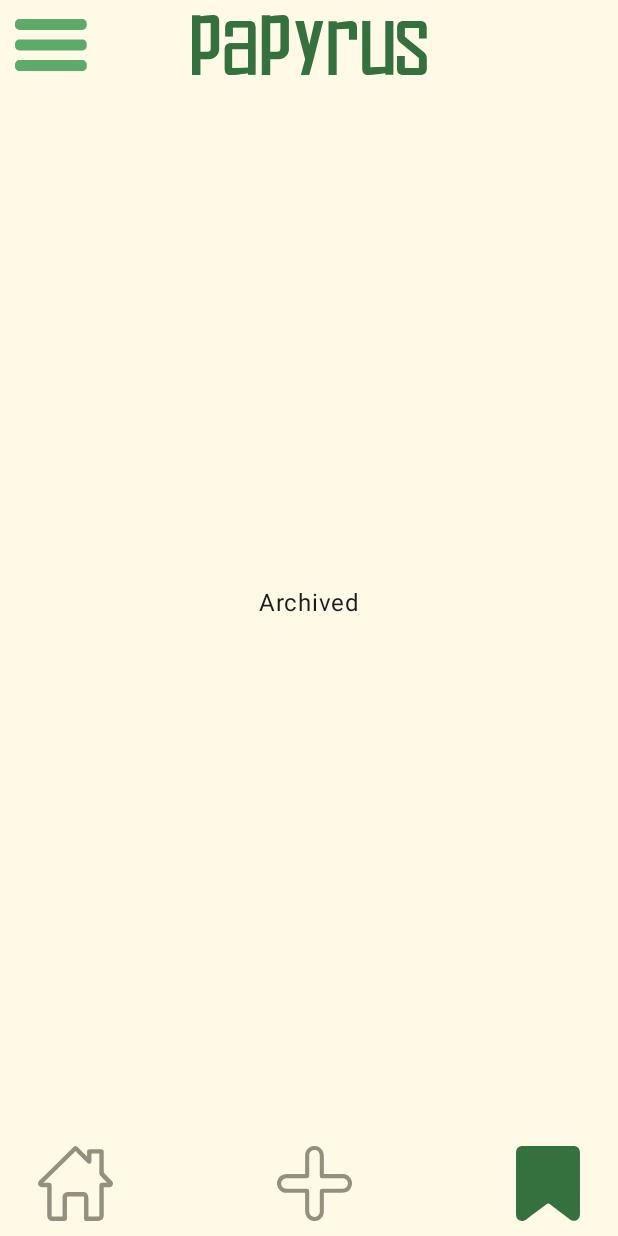
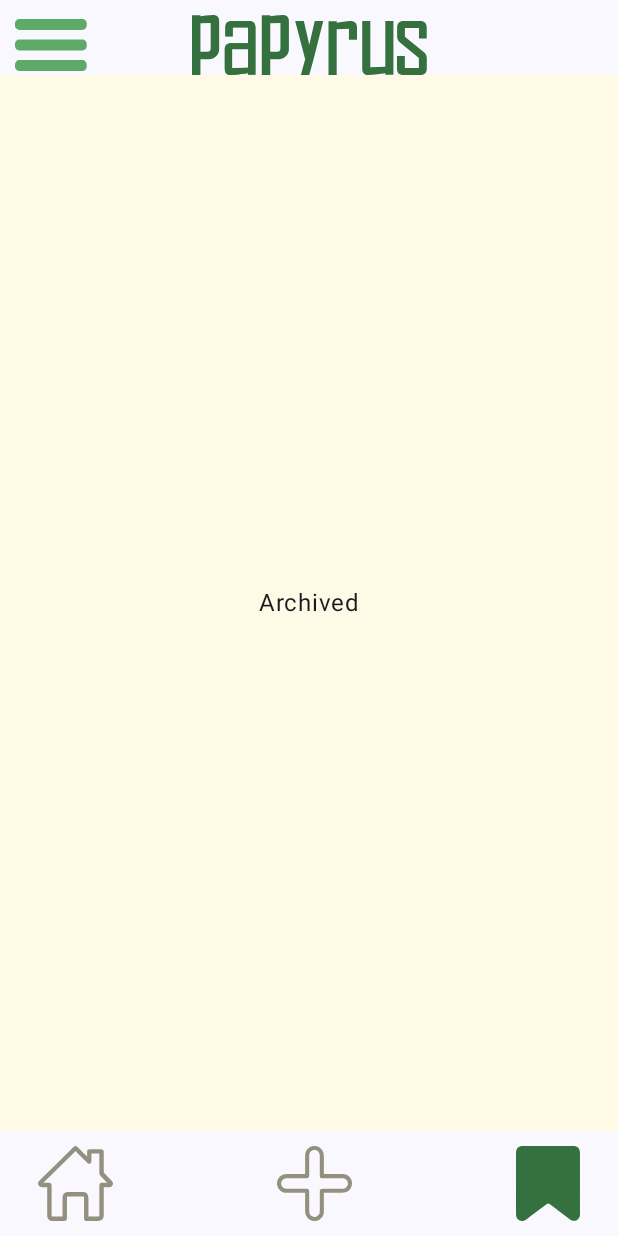
Before and after one commit to YEOGIL/Papyrus, an Android app built with Jetpack Compose: the ArchivedLetterScreen screen opened through its navigation route, on a phone screen of 412 x 824 dp. Run offline under Robolectric (Android 15) with nearby library versions, the phone set to English and light mode, and no system bars.

Commit message:
각 Screen마다 적용된 AppBar를 MainActivity에서 한 번에 적용

```diff
--- a/app/src/main/java/com/intel/papyrusbaby/MainActivity.kt
+++ b/app/src/main/java/com/intel/papyrusbaby/MainActivity.kt
@@ -3,10 +3,8 @@ package com.intel.papyrusbaby
 import android.os.Bundle
 import androidx.activity.ComponentActivity
 import androidx.activity.compose.setContent
-import androidx.compose.animation.EnterTransition
-import androidx.compose.animation.ExitTransition
-import androidx.compose.runtime.Composable
-import androidx.compose.ui.tooling.preview.Preview
+import androidx.compose.foundation.layout.padding
+import androidx.compose.ui.Modifier
 import androidx.navigation.compose.NavHost
 import androidx.navigation.compose.composable
 import androidx.navigation.compose.rememberNavController
@@ -21,15 +19,17 @@ class MainActivity : ComponentActivity() {
         setContent {
             PapyrusBabyTheme {
                 val navController = rememberNavController()
-                NavHost(
-                    navController = navController,
-                    startDestination ="home",
-                    // if (viewmodel.profiles.isEmpty()) "main" else "profile",
-                ) {
-                    composable("home") {HomeScreen(navController)}
-                    composable("write") {WriteLetterScreen(navController)}
-                    composable("archive") {ArchivedLetterScreen(navController)}
-                }
+                AppBar(content = { paddingValues ->
+                    NavHost(
+                        navController = navController,
+                        startDestination = "home",
+                        modifier = Modifier.padding(paddingValues)
+                    ) {
+                        composable("home") { HomeScreen(navController) }
+                        composable("write") { WriteLetterScreen(navController) }
+                        composable("archive") { ArchivedLetterScreen(navController) }
+                    }
+                }, navController = navController)
             }
         }
     }
--- a/app/src/main/java/com/intel/papyrusbaby/screen/ArchivedLetter.kt
+++ b/app/src/main/java/com/intel/papyrusbaby/screen/ArchivedLetter.kt
@@ -3,43 +3,23 @@ package com.intel.papyrusbaby.screen
 import androidx.compose.foundation.background
 import androidx.compose.foundation.layout.Arrangement
 import androidx.compose.foundation.layout.Column
-import androidx.compose.foundation.layout.Row
 import androidx.compose.foundation.layout.fillMaxSize
-import androidx.compose.foundation.layout.fillMaxWidth
-import androidx.compose.foundation.layout.padding
-import androidx.compose.foundation.rememberScrollState
-import androidx.compose.foundation.verticalScroll
-import androidx.compose.material.icons.Icons
-import androidx.compose.material.icons.automirrored.filled.Send
-import androidx.compose.material3.Icon
-import androidx.compose.material3.IconButton
 import androidx.compose.material3.Text
 import androidx.compose.runtime.Composable
-import androidx.compose.runtime.getValue
-import androidx.compose.runtime.mutableStateOf
-import androidx.compose.runtime.remember
-import androidx.compose.runtime.setValue
 import androidx.compose.ui.Alignment
 import androidx.compose.ui.Modifier
 import androidx.compose.ui.graphics.Color
-import androidx.compose.ui.platform.LocalFocusManager
-import androidx.compose.ui.text.font.FontWeight
-import androidx.compose.ui.unit.dp
-import androidx.compose.ui.unit.sp
 import androidx.navigation.NavController
-import androidx.navigation.Navigator
-import com.intel.papyrusbaby.AppBar
 
 @Composable
 fun ArchivedLetterScreen(navController: NavController) {
-    AppBar(content = { paddingValues ->
-        Column(horizontalAlignment = Alignment.CenterHorizontally,
-            verticalArrangement = Arrangement.Center,
-            modifier = Modifier
-                .fillMaxSize()
-                .background(Color(0xFFFFFAE6))
-                .padding(paddingValues)
-        ) {
-            Text("Archived")}
-    }, navController = navController)
+    Column(
+        horizontalAlignment = Alignment.CenterHorizontally,
+        verticalArrangement = Arrangement.Center,
+        modifier = Modifier
+            .fillMaxSize()
+            .background(Color(0xFFFFFAE6))
+    ) {
+        Text("Archived")
+    }
 }
--- a/app/src/main/java/com/intel/papyrusbaby/screen/HomeScreen.kt
+++ b/app/src/main/java/com/intel/papyrusbaby/screen/HomeScreen.kt
@@ -19,8 +19,6 @@ import androidx.compose.foundation.layout.size
 import androidx.compose.foundation.layout.wrapContentHeight
 import androidx.compose.foundation.rememberScrollState
 import androidx.compose.foundation.shape.RoundedCornerShape
-import androidx.compose.material3.Card
-import androidx.compose.material3.CardDefaults
 import androidx.compose.material3.Icon
 import androidx.compose.material3.Text
 import androidx.compose.runtime.Composable
@@ -33,22 +31,21 @@ import androidx.compose.ui.text.style.TextAlign
 import androidx.compose.ui.unit.dp
 import androidx.compose.ui.unit.sp
 import androidx.navigation.NavController
-import com.intel.papyrusbaby.AppBar
 import com.intel.papyrusbaby.PersonCategory
 import com.intel.papyrusbaby.R
 
 
 @Composable
 fun HomeScreen(navController: NavController) {
-    AppBar(content = { paddingValues ->
     Column(
         modifier = Modifier
             .fillMaxSize()
             .background(Color(0xFFfffae6))
-                .padding(paddingValues)
     ) {
         Spacer(modifier = Modifier.size(30.dp))
-            Column(modifier = Modifier.fillMaxWidth().padding(horizontal = 50.dp)){
+        Column(modifier = Modifier
+            .fillMaxWidth()
+            .padding(horizontal = 50.dp)) {
             Icon(
                 painter = painterResource(id = R.drawable.icon_quotationmark),
                 contentDescription = "papyrusLogo",
@@ -75,10 +72,10 @@ fun HomeScreen(navController: NavController) {
             )
         }
         Spacer(modifier = Modifier.size(70.dp))
-val  writerType = listOf("작가", "대통령", "재외동포 박현진", "시인", "철학자", "정치인", "과학자", "가수", "교장선생님")
+        val writerType = listOf("작가", "대통령", "재외동포 박현진", "시인", "철학자", "정치인", "과학자", "가수", "교장선생님")
         Row(modifier = Modifier.horizontalScroll(rememberScrollState())) {
             Spacer(modifier = Modifier.size(10.dp))
-                writerType.forEach{ writer ->
+            writerType.forEach { writer ->
                 Text(
                     text = writer,
                     color = Color(0xFF5C5945),
@@ -90,7 +87,7 @@ val  writerType = listOf("작가", "대통령", "재외동포 박현진", "시
                             shape = RoundedCornerShape(5.dp),
                             color = Color(0xFF94907F)
                         )
-                            .clickable{}
+                        .clickable {}
                         .padding(horizontal = 10.dp, vertical = 5.dp)
                 )
                 Spacer(modifier = Modifier.size(10.dp))
@@ -110,7 +107,6 @@ val  writerType = listOf("작가", "대통령", "재외동포 박현진", "시
             }
         }
     }
-    }, navController = navController)
 }
 
 @Composable
--- a/app/src/main/java/com/intel/papyrusbaby/screen/WriteLetterScreen.kt
+++ b/app/src/main/java/com/intel/papyrusbaby/screen/WriteLetterScreen.kt
@@ -7,7 +7,6 @@ import androidx.compose.foundation.background
 import androidx.compose.foundation.border
 import androidx.compose.foundation.clickable
 import androidx.compose.foundation.horizontalScroll
-import androidx.compose.foundation.layout.Arrangement
 import androidx.compose.foundation.layout.Box
 import androidx.compose.foundation.layout.Column
 import androidx.compose.foundation.layout.Row
@@ -22,7 +21,6 @@ import androidx.compose.foundation.shape.RoundedCornerShape
 import androidx.compose.foundation.text.BasicTextField
 import androidx.compose.foundation.verticalScroll
 import androidx.compose.material.icons.Icons
-import androidx.compose.material.icons.automirrored.filled.Send
 import androidx.compose.material.icons.filled.KeyboardArrowDown
 import androidx.compose.material3.Checkbox
 import androidx.compose.material3.DropdownMenu
@@ -54,7 +52,6 @@ import com.airbnb.lottie.compose.LottieCompositionSpec
 import com.airbnb.lottie.compose.LottieConstants
 import com.airbnb.lottie.compose.animateLottieCompositionAsState
 import com.airbnb.lottie.compose.rememberLottieComposition
-import com.intel.papyrusbaby.AppBar
 import com.intel.papyrusbaby.R
 import com.intel.papyrusbaby.flask.OpenAiServer
 
@@ -77,11 +74,9 @@ fun WriteLetterScreen(navController: NavController) {
     var isLoading by remember { mutableStateOf(false) }
     var openAiResponse by remember { mutableStateOf("") }
 
-    AppBar(content = { paddingValues ->
     Column(modifier = Modifier
         .fillMaxSize()
         .background(Color(0xFFFFFAE6))
-            .padding(paddingValues)
         .pointerInput(Unit) {
             focusManager.clearFocus()
         }) {
@@ -123,12 +118,32 @@ fun WriteLetterScreen(navController: NavController) {
             )
         }
         Spacer(modifier = Modifier.size(10.dp))
-            val  docType = listOf("결혼", "출산", "입학", "합격", "실패", "졸업", "군입대", "환갑", "상견례", "크리스마스", "삼일절", "광복절", "개천절", "부활절", "개업")
+        val docType = listOf(
+            "결혼",
+            "출산",
+            "입학",
+            "합격",
+            "실패",
+            "졸업",
+            "군입대",
+            "환갑",
+            "상견례",
+            "크리스마스",
+            "삼일절",
+            "광복절",
+            "개천절",
+            "부활절",
+            "개업"
+        )
         Row(modifier = Modifier.horizontalScroll(rememberScrollState())) {
             Spacer(modifier = Modifier.size(10.dp))
-                Icon(painter = painterResource(id = R.drawable.icon_filter), contentDescription = "themeFilter", tint = Color.Unspecified, modifier = Modifier.clickable{})
+            Icon(
+                painter = painterResource(id = R.drawable.icon_filter),
+                contentDescription = "themeFilter",
+                tint = Color.Unspecified,
+                modifier = Modifier.clickable {})
             Spacer(modifier = Modifier.size(10.dp))
-                docType.forEach{ writer ->
+            docType.forEach { writer ->
                 Text(
                     text = writer,
                     color = Color(0xFF5C5945),
@@ -140,7 +155,7 @@ fun WriteLetterScreen(navController: NavController) {
                             shape = RoundedCornerShape(5.dp),
                             color = Color(0xFF94907F)
                         )
-                            .clickable{}
+                        .clickable {}
                         .padding(horizontal = 10.dp, vertical = 5.dp))
                 Spacer(modifier = Modifier.size(10.dp))
             }
@@ -263,7 +278,6 @@ fun WriteLetterScreen(navController: NavController) {
             }
         }
     }
-    }, navController = navController)
 }
 
 // 사용자 선택 정보를 담을 data class
```
Lines whose indentation alone changed are shown as unchanged.
